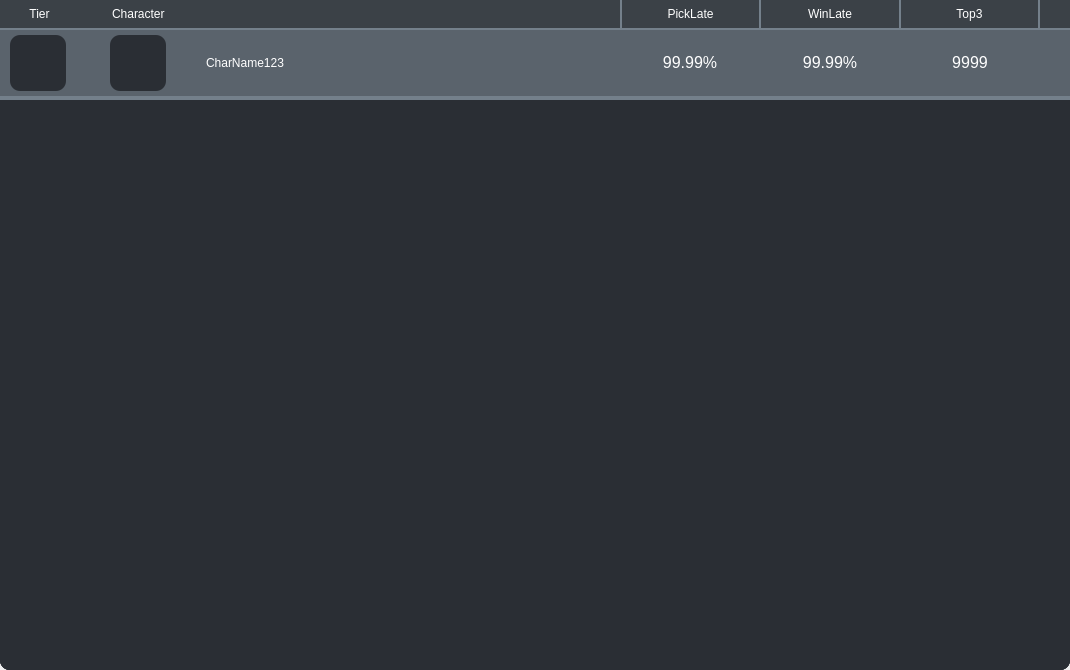
Above: Data/UI/TierUI/TierWindow.ui from CSID-DGU/2024-1-OSSP2-team-08-GameAssistant before the change. Below: the same form after it.
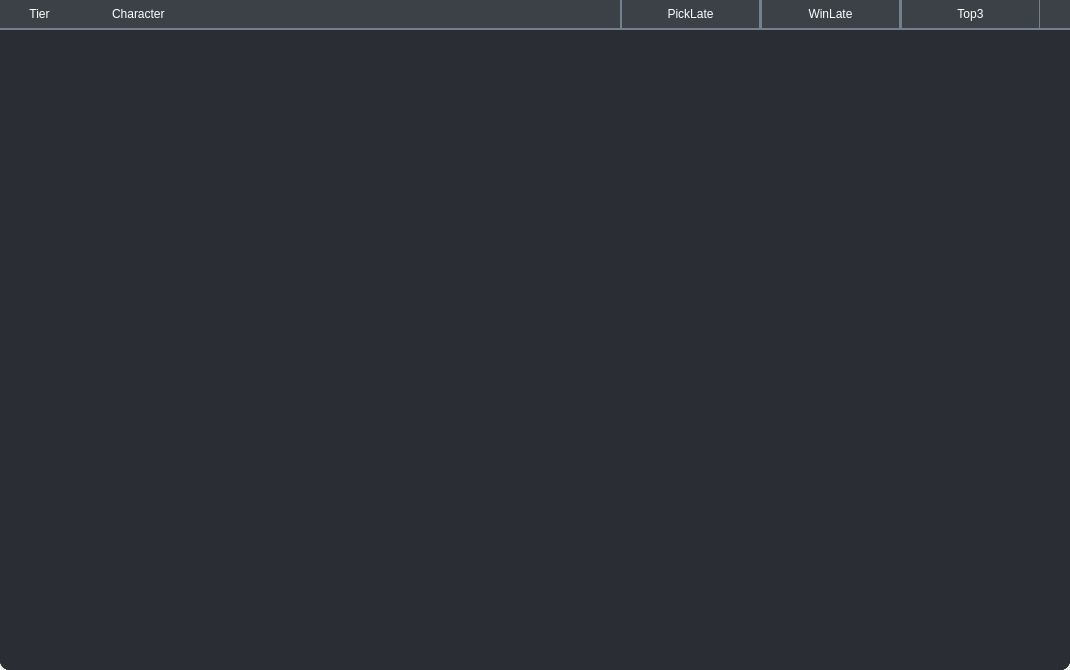
That is the form after the change. Icons and pictures are not drawn.

Patch:
```diff
--- a/Data/UI/TierUI/TierWindow.ui
+++ b/Data/UI/TierUI/TierWindow.ui
@@ -85,159 +85,6 @@
         <height>640</height>
        </rect>
       </property>
-      <widget class="QWidget" name="MatchFrame" native="true">
-       <property name="geometry">
-        <rect>
-         <x>0</x>
-         <y>0</y>
-         <width>1070</width>
-         <height>70</height>
-        </rect>
-       </property>
-       <property name="sizePolicy">
-        <sizepolicy hsizetype="Fixed" vsizetype="Fixed">
-         <horstretch>0</horstretch>
-         <verstretch>0</verstretch>
-        </sizepolicy>
-       </property>
-       <property name="minimumSize">
-        <size>
-         <width>1070</width>
-         <height>70</height>
-        </size>
-       </property>
-       <property name="maximumSize">
-        <size>
-         <width>1070</width>
-         <height>70</height>
-        </size>
-       </property>
-       <property name="styleSheet">
-        <string notr="true">#MatchFrame{
-border-bottom: 4px solid rgb(116, 128, 139);
-border-radius: 0px;
-background-color: rgb(90, 99, 108);
-}
-
-</string>
-       </property>
-       <widget class="QLabel" name="CharIMG">
-        <property name="geometry">
-         <rect>
-          <x>110</x>
-          <y>5</y>
-          <width>56</width>
-          <height>56</height>
-         </rect>
-        </property>
-        <property name="sizePolicy">
-         <sizepolicy hsizetype="Ignored" vsizetype="Ignored">
-          <horstretch>0</horstretch>
-          <verstretch>0</verstretch>
-         </sizepolicy>
-        </property>
-        <property name="text">
-         <string>&lt;html&gt;&lt;head/&gt;&lt;body&gt;&lt;p&gt;&lt;img src=&quot;:/Champ/Yuumi.webp&quot;/&gt;&lt;/p&gt;&lt;/body&gt;&lt;/html&gt;</string>
-        </property>
-        <property name="scaledContents">
-         <bool>true</bool>
-        </property>
-       </widget>
-       <widget class="QLabel" name="CharName">
-        <property name="geometry">
-         <rect>
-          <x>180</x>
-          <y>0</y>
-          <width>130</width>
-          <height>66</height>
-         </rect>
-        </property>
-        <property name="styleSheet">
-         <string notr="true">font: 14pt &quot;KoPub돋움체 Bold&quot;;
-color: rgb(255, 255, 255);
-background-color: rgb(90, 99, 108);</string>
-        </property>
-        <property name="text">
-         <string>&lt;html&gt;&lt;head/&gt;&lt;body&gt;&lt;p align=&quot;center&quot;&gt;CharName123&lt;/p&gt;&lt;/body&gt;&lt;/html&gt;</string>
-        </property>
-       </widget>
-       <widget class="QLabel" name="Attribute01">
-        <property name="geometry">
-         <rect>
-          <x>900</x>
-          <y>0</y>
-          <width>140</width>
-          <height>66</height>
-         </rect>
-        </property>
-        <property name="styleSheet">
-         <string notr="true">font: 9pt &quot;KoPub돋움체 Bold&quot;;
-color: rgb(255, 255, 255);
-background-color: rgb(90, 99, 108);</string>
-        </property>
-        <property name="text">
-         <string>&lt;html&gt;&lt;head/&gt;&lt;body&gt;&lt;p align=&quot;center&quot;&gt;&lt;span style=&quot; font-size:12pt;&quot;&gt;9999&lt;/span&gt;&lt;/p&gt;&lt;/body&gt;&lt;/html&gt;</string>
-        </property>
-       </widget>
-       <widget class="QLabel" name="TierIMG">
-        <property name="geometry">
-         <rect>
-          <x>10</x>
-          <y>5</y>
-          <width>56</width>
-          <height>56</height>
-         </rect>
-        </property>
-        <property name="sizePolicy">
-         <sizepolicy hsizetype="Ignored" vsizetype="Ignored">
-          <horstretch>0</horstretch>
-          <verstretch>0</verstretch>
-         </sizepolicy>
-        </property>
-        <property name="text">
-         <string>&lt;html&gt;&lt;head/&gt;&lt;body&gt;&lt;p&gt;&lt;img src=&quot;:/Champ/Yuumi.webp&quot;/&gt;&lt;/p&gt;&lt;/body&gt;&lt;/html&gt;</string>
-        </property>
-        <property name="scaledContents">
-         <bool>true</bool>
-        </property>
-       </widget>
-       <widget class="QLabel" name="Attribute02">
-        <property name="geometry">
-         <rect>
-          <x>760</x>
-          <y>0</y>
-          <width>140</width>
-          <height>66</height>
-         </rect>
-        </property>
-        <property name="styleSheet">
-         <string notr="true">font: 9pt &quot;KoPub돋움체 Bold&quot;;
-color: rgb(255, 255, 255);
-background-color: rgb(90, 99, 108);</string>
-        </property>
-        <property name="text">
-         <string>&lt;html&gt;&lt;head/&gt;&lt;body&gt;&lt;p align=&quot;center&quot;&gt;&lt;span style=&quot; font-size:12pt;&quot;&gt;99.99%&lt;/span&gt;&lt;/p&gt;&lt;/body&gt;&lt;/html&gt;</string>
-        </property>
-       </widget>
-       <widget class="QLabel" name="Attribute03">
-        <property name="geometry">
-         <rect>
-          <x>620</x>
-          <y>0</y>
-          <width>140</width>
-          <height>66</height>
-         </rect>
-        </property>
-        <property name="styleSheet">
-         <string notr="true">font: 9pt &quot;KoPub돋움체 Bold&quot;;
-color: rgb(255, 255, 255);
-background-color: rgb(90, 99, 108);</string>
-        </property>
-        <property name="text">
-         <string>&lt;html&gt;&lt;head/&gt;&lt;body&gt;&lt;p align=&quot;center&quot;&gt;&lt;span style=&quot; font-size:12pt;&quot;&gt;99.99%&lt;/span&gt;&lt;/p&gt;&lt;/body&gt;&lt;/html&gt;</string>
-        </property>
-       </widget>
-      </widget>
      </widget>
     </widget>
    </widget>
@@ -327,15 +174,23 @@
       </rect>
      </property>
      <property name="styleSheet">
-      <string notr="true">font: 12pt &quot;KoPub돋움체 Bold&quot;;
+      <string notr="true">QPushButton{
+font: 12pt &quot;KoPub돋움체 Bold&quot;;
 color: rgb(255, 255, 255);
+border-left: 2px solid  rgb(116, 128, 139);
 border-right:1px solid  rgb(116, 128, 139);
-border-left:1px solid  rgb(116, 128, 139);
-border-radius: 0;</string>
+border-radius: 0;
+}
+QPushButton:checked{
+	background-color: rgb(116, 128, 139);
+}</string>
      </property>
      <property name="text">
       <string>WinLate</string>
      </property>
+     <property name="checkable">
+      <bool>true</bool>
+     </property>
     </widget>
     <widget class="QPushButton" name="Top3Btn">
      <property name="geometry">
@@ -347,15 +202,23 @@
       </rect>
      </property>
      <property name="styleSheet">
-      <string notr="true">font: 12pt &quot;KoPub돋움체 Bold&quot;;
+      <string notr="true">QPushButton{
+font: 12pt &quot;KoPub돋움체 Bold&quot;;
 color: rgb(255, 255, 255);
-border-left:1px solid  rgb(116, 128, 139);
-border-right: 2px solid  rgb(116, 128, 139);
-border-radius: 0;</string>
+border-left: 2px solid  rgb(116, 128, 139);
+border-right:1px solid  rgb(116, 128, 139);
+border-radius: 0;
+}
+QPushButton:checked{
+	background-color: rgb(116, 128, 139);
+}</string>
      </property>
      <property name="text">
       <string>Top3</string>
      </property>
+     <property name="checkable">
+      <bool>true</bool>
+     </property>
     </widget>
    </widget>
   </widget>
```
Left out of the diff: 18 changed lines with no effect on the pictures.
